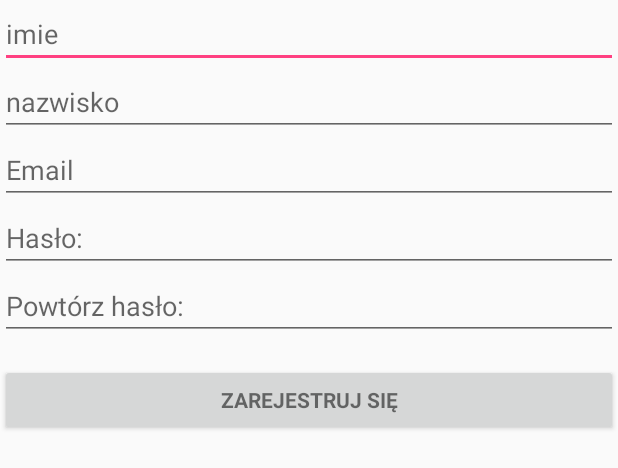
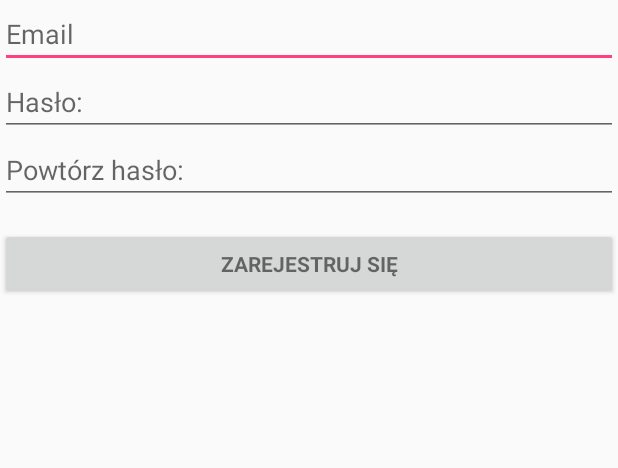
Before and after one commit to MichalSzkibiel/ZTMPK, an Android app: the layout register_activity.xml on its own in the app's theme, with its tools: preview values and no code run, on a phone screen of 412 x 824 dp. Shown: the top 468 px of the screen. Run offline under Robolectric (Android 15) with nearby library versions, the phone set to English and light mode, and no system bars.

Commit message:
Update
Działa rejestracja!

```diff
--- a/app/src/main/AndroidManifest.xml
+++ b/app/src/main/AndroidManifest.xml
@@ -49,6 +49,10 @@
         <activity
             android:name=".NotificationActivity"
             android:label="@string/title_activity_notification" />
+        <activity
+            android:name=".RegisterActivity"
+            android:label="@string/title_activity_register"
+            android:theme="@style/AppTheme.NoActionBar"></activity>
     </application>
 
 </manifest>
--- a/app/src/main/res/layout/register_activity.xml
+++ b/app/src/main/res/layout/register_activity.xml
@@ -6,23 +6,6 @@
     android:layout_height="match_parent"
     tools:context=".RegisterActivity">
 
-        <EditText
-            android:id="@+id/name"
-            android:layout_width="match_parent"
-            android:layout_height="wrap_content"
-            android:hint="imie"
-            android:inputType="text"
-            android:maxLines="1"
-            android:singleLine="true" />
-        <EditText
-            android:id="@+id/surname"
-            android:layout_width="match_parent"
-            android:layout_height="wrap_content"
-            android:hint="nazwisko"
-            android:inputType="text"
-            android:maxLines="2"
-            android:singleLine="true"
-            android:orientation="vertical"/>
         <EditText
             android:id="@+id/email"
             android:layout_width="match_parent"
--- a/app/src/main/res/values/strings.xml
+++ b/app/src/main/res/values/strings.xml
@@ -32,5 +32,7 @@
         <item>zatłoczenie</item>
         <item>awaria ogrzewania/klimatyzacji</item>
     </string-array>
+    <string name="checkNot">Potwierdź zgłoszenie</string>
     <string name="addNot">Dodaj nowe zgłoszenie</string>
+    <string name="title_activity_register">RegisterActivity</string>
 </resources>
```
Also changed, not shown: app/src/main/java/com/apackage/ztmpk/MainActivity.java (+24 -1 lines), app/src/main/java/com/apackage/ztmpk/RegisterActivity.java (added, +91 -0 lines).
